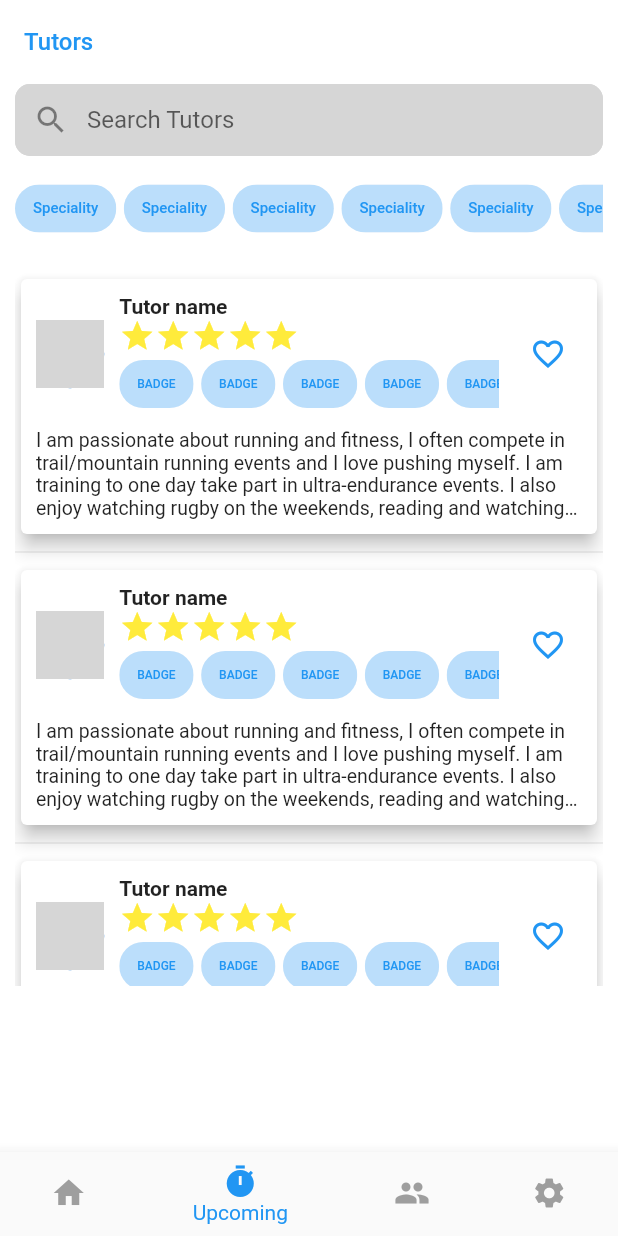
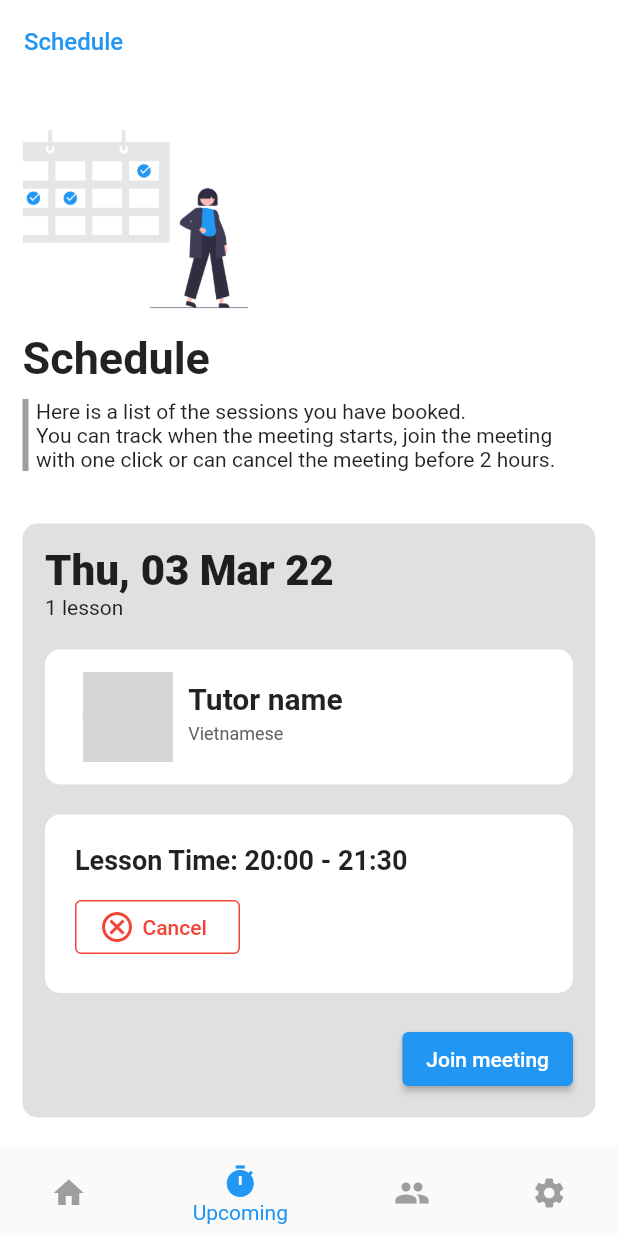
Before and after one commit to DuytheTeacher/advanced-mobile-development, a Flutter app: the screen it shows after launch, item 2 of the bottom bar chosen, on a phone screen of 412 x 824 dp. Run offline on Flutter 3.47's test engine with Material 2 defaults, Android fonts, the phone set to English and light mode, and no system bars; network calls fail; grey boxes are pictures that could not be loaded.

Commit message:
Duy | Mockup UI for Schedule

```diff
--- a/lib/widgets/screens/tabs/home-screen.dart
+++ b/lib/widgets/screens/tabs/home-screen.dart
@@ -22,28 +22,69 @@ class _HomeScreenState extends State<HomeScreen> {
             crossAxisAlignment: CrossAxisAlignment.center,
             children: <Widget>[
               Text(
-                'Welcome to LetTutor!',
+                'Total lesons time is 84 hours 10 minutes',
+                textAlign: TextAlign.center,
                 style: TextStyle(
                   fontWeight: FontWeight.bold,
-                    fontSize: 20,
+                  fontSize: 24,
+                  color: Theme.of(context).scaffoldBackgroundColor,
+                ),
+              ),
+              Padding(
+                padding: const EdgeInsets.only(top: 10),
+                child: Text(
+                  'Upcoming lesson',
+                  textAlign: TextAlign.center,
+                  style: TextStyle(
+                    fontWeight: FontWeight.bold,
+                    fontSize: 18,
+                    color: Theme.of(context).scaffoldBackgroundColor,
+                  ),
+                ),
+              ),
+              Padding(
+                padding:
+                    const EdgeInsets.symmetric(horizontal: 10, vertical: 10),
+                child: Row(
+                  children: [
+                    Expanded(
+                        flex: 5,
+                        child: Text(
+                          'Thu, 03 Mar 22, 20:00 - 21:30',
+                          textAlign: TextAlign.center,
+                          style: TextStyle(
+                              fontSize: 18,
                               color: Theme.of(context).scaffoldBackgroundColor),
+                        )),
+                    Expanded(
+                      flex: 4,
+                      child: ElevatedButton(
+                        onPressed: () {},
+                        child: Row(
+                          mainAxisAlignment: MainAxisAlignment.spaceBetween,
+                          children: [
+                            Icon(
+                              Icons.video_call_rounded,
+                              color: Theme.of(context).primaryColor,
                             ),
-              const SizedBox(
-                height: 10,
+                            Text(
+                              'Enter lesson room',
+                              style: TextStyle(
+                                  fontSize: 12,
+                                  color: Theme.of(context).primaryColor),
                             ),
-              ElevatedButton(
-                onPressed: () {},
-                child: Text(
-                  'Book a lesson',
-                  style: TextStyle(
-                      fontSize: 12, color: Theme.of(context).primaryColor),
+                          ],
                         ),
                         style: ElevatedButton.styleFrom(
                             primary: Theme.of(context).scaffoldBackgroundColor,
                             fixedSize: const Size(120, double.minPositive),
                             shape: RoundedRectangleBorder(
                                 borderRadius: BorderRadius.circular(50))),
-              )
+                      ),
+                    ),
+                  ],
+                ),
+              ),
             ],
           ),
         ));
@@ -78,7 +119,7 @@ class _HomeScreenState extends State<HomeScreen> {
 
   _listRecommendedTutors() {
     return SizedBox(
-      height: 401,
+      height: 327,
       child: ListView.separated(
         padding: const EdgeInsets.all(8),
         itemCount: 3,
--- /dev/null
+++ b/lib/widgets/screens/tabs/schedule.dart
@@ -0,0 +1,201 @@
+import 'package:flutter/material.dart';
+
+class Schedule extends StatefulWidget {
+  const Schedule({Key? key}) : super(key: key);
+
+  @override
+  State<Schedule> createState() => _ScheduleState();
+}
+
+class _ScheduleState extends State<Schedule> {
+  _tutorSection() {
+    return Padding(
+      padding: const EdgeInsets.only(top: 20),
+      child: Container(
+        decoration: BoxDecoration(
+            color: Theme.of(context).scaffoldBackgroundColor,
+            borderRadius: BorderRadius.circular(10.0)),
+        child: Padding(
+          padding: const EdgeInsets.all(15),
+          child: Row(
+            children: <Widget>[
+              Expanded(
+                  flex: 1,
+                  child: CircleAvatar(
+                    child: ClipOval(
+                      child: Image.network(
+                        'https://api.app.lettutor.com/avatar/4d54d3d7-d2a9-42e5-97a2-5ed38af5789aavatar1627913015850.00',
+                        width: 60,
+                        height: 60,
+                        fit: BoxFit.cover,
+                      ),
+                    ),
+                    radius: 30,
+                  )),
+              Expanded(
+                  flex: 3,
+                  child: Column(
+                    mainAxisAlignment: MainAxisAlignment.center,
+                    crossAxisAlignment: CrossAxisAlignment.start,
+                    children: const <Widget>[
+                      Text(
+                        'Tutor name',
+                        style: TextStyle(
+                            fontSize: 20, fontWeight: FontWeight.bold),
+                      ),
+                      Padding(
+                        padding: EdgeInsets.symmetric(vertical: 5),
+                        child: Text(
+                          'Vietnamese',
+                          style:
+                              TextStyle(fontSize: 12, color: Color(0xFF616161)),
+                        ),
+                      ),
+                    ],
+                  )),
+            ],
+          ),
+        ),
+      ),
+    );
+  }
+
+  _scheduleSection() {
+    return Padding(
+      padding: const EdgeInsets.symmetric(vertical: 20),
+      child: Container(
+        decoration: BoxDecoration(
+            color: Theme.of(context).scaffoldBackgroundColor,
+            borderRadius: BorderRadius.circular(10.0)),
+        child: Padding(
+          padding: const EdgeInsets.all(20),
+          child: SizedBox(
+            width: double.infinity,
+            child: Column(
+              crossAxisAlignment: CrossAxisAlignment.start,
+              children: <Widget>[
+                const Padding(
+                  padding: EdgeInsets.only(bottom: 10),
+                  child: Text(
+                    'Lesson Time: 20:00 - 21:30',
+                    style: TextStyle(fontSize: 18, fontWeight: FontWeight.bold),
+                  ),
+                ),
+                SizedBox(
+                  width: 110,
+                  child: OutlinedButton(
+                      style: OutlinedButton.styleFrom(
+                        side: const BorderSide(width: 1, color: Colors.red),
+                      ),
+                      onPressed: () {},
+                      child: Row(
+                        children: const <Widget>[
+                          Icon(
+                            Icons.cancel_outlined,
+                            color: Colors.red,
+                          ),
+                          Padding(
+                            padding: const EdgeInsets.only(left: 5),
+                            child: Text(
+                              'Cancel',
+                              style: TextStyle(color: Colors.red),
+                            ),
+                          )
+                        ],
+                      )),
+                )
+              ],
+            ),
+          ),
+        ),
+      ),
+    );
+  }
+
+  _scheduleCard() {
+    return Padding(
+      padding: const EdgeInsets.symmetric(vertical: 15),
+      child: Container(
+        decoration: BoxDecoration(
+            color: Colors.grey[300], borderRadius: BorderRadius.circular(10.0)),
+        child: Padding(
+          padding: const EdgeInsets.all(15),
+          child: Column(
+            crossAxisAlignment: CrossAxisAlignment.start,
+            children: <Widget>[
+              const Text(
+                'Thu, 03 Mar 22',
+                style: TextStyle(fontWeight: FontWeight.w900, fontSize: 28),
+              ),
+              const Text('1 lesson'),
+              _tutorSection(),
+              _scheduleSection(),
+              SizedBox(
+                width: double.infinity,
+                child: Column(
+                  crossAxisAlignment: CrossAxisAlignment.end,
+                  children: [
+                    ElevatedButton(
+                        onPressed: () {}, child: Text('Join meeting'))
+                  ],
+                ),
+              )
+            ],
+          ),
+        ),
+      ),
+    );
+  }
+
+  _listSchedule() {
+    return Column(
+      children: List.generate(4, (index) => _scheduleCard()),
+    );
+  }
+
+  @override
+  Widget build(BuildContext context) {
+    return SingleChildScrollView(
+      child: Padding(
+        padding: const EdgeInsets.all(15),
+        child: SizedBox(
+          width: double.infinity,
+          child: Column(
+            crossAxisAlignment: CrossAxisAlignment.start,
+            children: <Widget>[
+              SizedBox(
+                  child: Image.asset(
+                'assets/images/schedule_logo.png',
+                fit: BoxFit.cover,
+                width: 150,
+                height: 150,
+              )),
+              const Text(
+                'Schedule',
+                style: TextStyle(fontWeight: FontWeight.bold, fontSize: 30),
+              ),
+              Padding(
+                padding: const EdgeInsets.only(top: 10, bottom: 20),
+                child: Container(
+                  decoration: const BoxDecoration(
+                      border: Border(
+                    left: BorderSide(
+                      color: Colors.grey,
+                      width: 4,
+                    ),
+                  )),
+                  child: const Padding(
+                    padding: EdgeInsets.only(left: 5),
+                    child: Text(
+                        'Here is a list of the sessions you have booked. \nYou can track when the meeting starts, join the meeting with one click or can cancel the meeting before 2 hours.'),
+                  ),
+                ),
+              ),
+              _listSchedule(),
+            ],
+          ),
+        ),
+      ),
+    );
+  }
+}
--- a/lib/widgets/screens/tabs/tab-bar.dart
+++ b/lib/widgets/screens/tabs/tab-bar.dart
@@ -1,4 +1,5 @@
 import 'package:advanced_mobile_dev/widgets/screens/tabs/home-screen.dart';
+import 'package:advanced_mobile_dev/widgets/screens/tabs/schedule.dart';
 import 'package:advanced_mobile_dev/widgets/screens/tabs/tutor-list.dart';
 import 'package:flutter/material.dart';
 
@@ -22,7 +23,7 @@ class _TabbarState extends State<Tabbar> {
   Widget build(BuildContext context) {
     final List<Map<String, Object>> _pages = [
       {'page': HomeScreen(seclectPage: _seclectPage), 'title': 'Home'},
-      {'page': const TurtorList(), 'title': 'Tutors'},
+      {'page': const Schedule(), 'title': 'Schedule'},
       {'page': const TurtorList(), 'title': 'Tutors'},
       {'page': const TurtorList(), 'title': 'Tutors'},
 
--- a/pubspec.yaml
+++ b/pubspec.yaml
@@ -61,6 +61,7 @@ flutter:
   # To add assets to your application, add an assets section, like this:
   assets:
     - assets/images/tutor_logo.png
+    - assets/images/schedule_logo.png
   #   - images/a_dot_ham.jpeg
 
   # An image asset can refer to one or more resolution-specific "variants", see
```
Also changed, not shown: assets/images/history_logo.png (added), assets/images/schedule_logo.png (added). Lines whose indentation alone changed are shown as unchanged.
